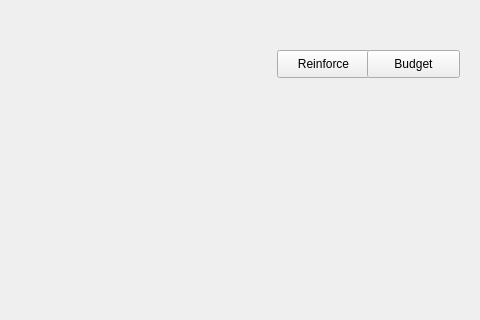
The window that TankGame/shop.ui (anlowee/TankGame) describes before a commit, drawn with Qt 5; both pictures show x 573 to 1053 and y 0 to 320 of the 1053 by 639 pixel window.
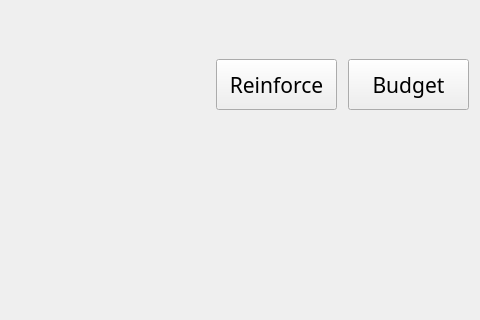
The same window after the commit. Icons and pictures are not drawn.

Commit message: update enemy dead random drop(5%blood 45%money update shop add health fix TPM scoreboard(add 2P money fix save

What changed in the file:
```diff
--- a/TankGame/shop.ui
+++ b/TankGame/shop.ui
@@ -10,6 +10,18 @@
     <height>639</height>
    </rect>
   </property>
+  <property name="minimumSize">
+   <size>
+    <width>1053</width>
+    <height>639</height>
+   </size>
+  </property>
+  <property name="maximumSize">
+   <size>
+    <width>1053</width>
+    <height>639</height>
+   </size>
+  </property>
   <property name="windowTitle">
    <string>Form</string>
   </property>
@@ -19,12 +31,24 @@
   <widget class="QStackedWidget" name="stackedWidget">
    <property name="geometry">
     <rect>
-     <x>0</x>
-     <y>0</y>
-     <width>1053</width>
-     <height>639</height>
+     <x>9</x>
+     <y>9</y>
+     <width>1035</width>
+     <height>621</height>
     </rect>
    </property>
+   <property name="minimumSize">
+    <size>
+     <width>1035</width>
+     <height>621</height>
+    </size>
+   </property>
+   <property name="maximumSize">
+    <size>
+     <width>1035</width>
+     <height>621</height>
+    </size>
+   </property>
    <property name="styleSheet">
     <string notr="true"/>
    </property>
@@ -38,12 +62,18 @@
     <widget class="QPushButton" name="reinforceButton">
      <property name="geometry">
       <rect>
-       <x>850</x>
+       <x>780</x>
        <y>50</y>
-       <width>93</width>
-       <height>28</height>
+       <width>121</width>
+       <height>51</height>
       </rect>
      </property>
+     <property name="font">
+      <font>
+       <family>Showcard Gothic</family>
+       <pointsize>16</pointsize>
+      </font>
+     </property>
      <property name="styleSheet">
       <string notr="true">border-image: url(:/sample/photo/label_bg.png);</string>
      </property>
@@ -54,12 +84,18 @@
     <widget class="QPushButton" name="budgetButton">
      <property name="geometry">
       <rect>
-       <x>940</x>
+       <x>912</x>
        <y>50</y>
-       <width>93</width>
-       <height>28</height>
+       <width>121</width>
+       <height>51</height>
       </rect>
      </property>
+     <property name="font">
+      <font>
+       <family>Showcard Gothic</family>
+       <pointsize>16</pointsize>
+      </font>
+     </property>
      <property name="styleSheet">
       <string notr="true">border-image: url(:/sample/photo/label_bg.png);</string>
      </property>
```
The commit also changes 17 other files.
